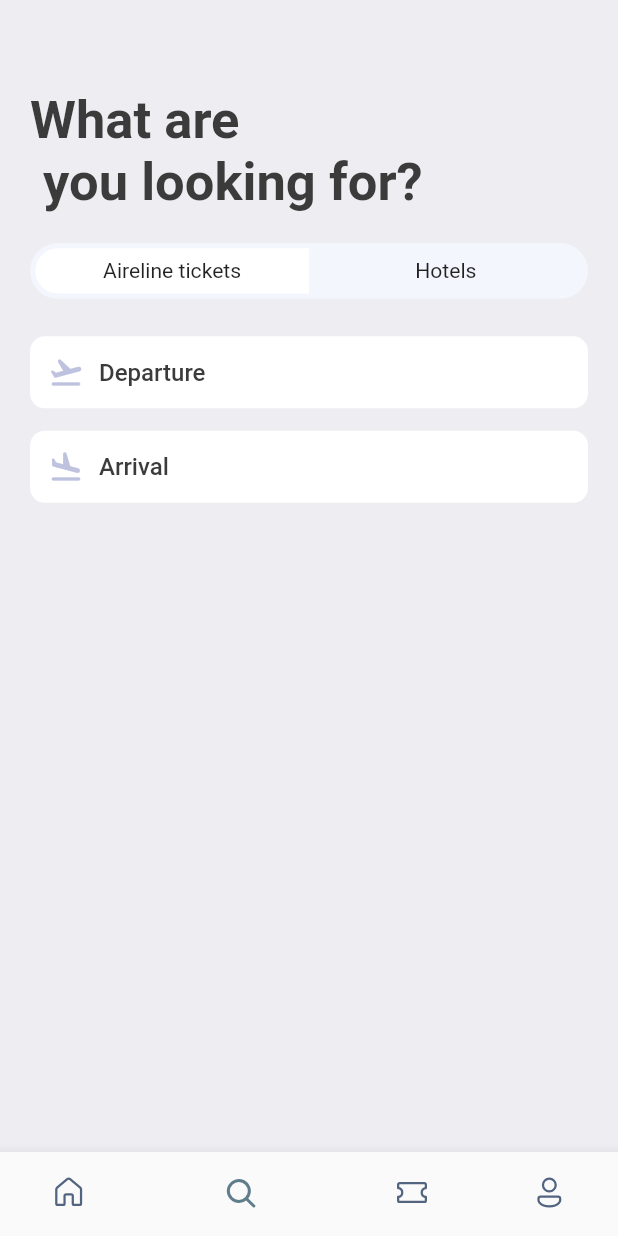
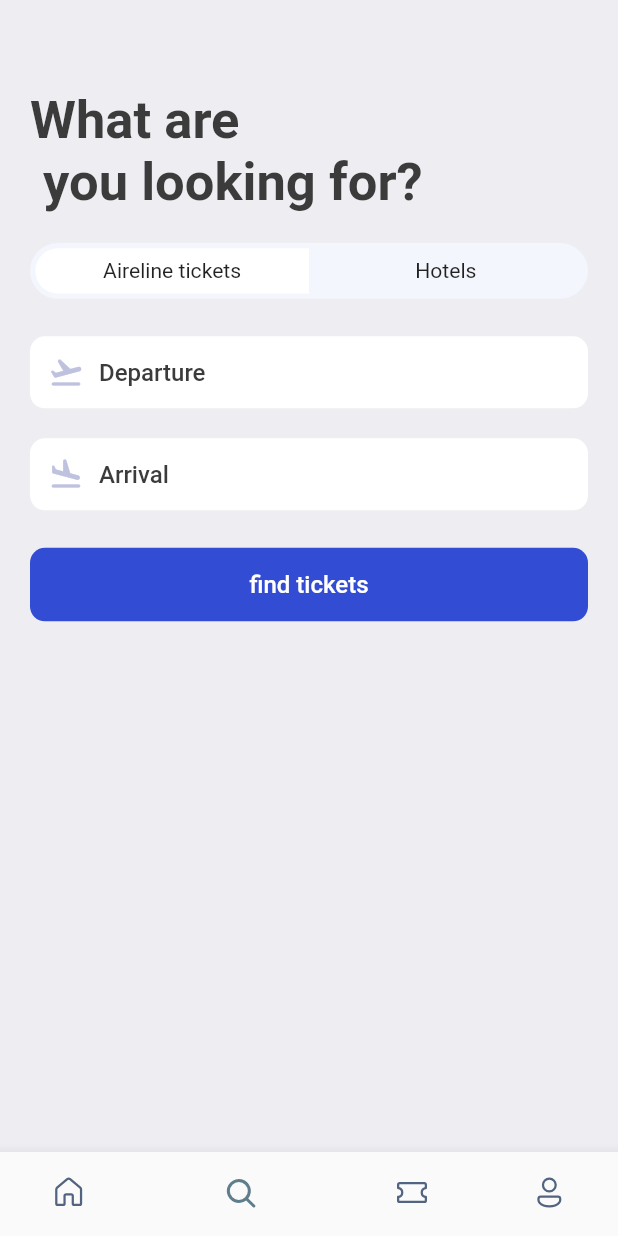
Before and after one commit to Linabousbih/TravelApp, a Flutter app: the screen it shows after launch, item 2 of the bottom bar chosen, on a phone screen of 412 x 824 dp. Run offline on Flutter 3.47's test engine with Material 2 defaults, Android fonts, the phone set to English and light mode, and no system bars; our stand-ins replace fluentui_icons, gap, get.

Commit message:
Second page find flights button

```diff
--- a/lib/screens/search_screen.dart
+++ b/lib/screens/search_screen.dart
@@ -77,8 +77,26 @@ class SearchScreen extends StatelessWidget {
             /*************************Second part***********************/
 
             const IconText(icon : Icons.flight_takeoff_rounded, text:"Departure"),
-            Gap(AppLayout.getHeight(15)),
+            Gap(AppLayout.getHeight(20)),
             const IconText(icon : Icons.flight_land_rounded, text:"Arrival"),
+
+
+            /*************************Third part***********************/
+            Gap(AppLayout.getHeight(25)),
+
+            Container(
+      padding: EdgeInsets.symmetric(
+          vertical: AppLayout.getHeight(15),
+          horizontal: AppLayout.getHeight(15)),
+      decoration: BoxDecoration(
+          color: Color(0xD91130CE),
+          borderRadius: BorderRadius.circular(AppLayout.getWidth(10))),
+      child: Center(
+        child: Text("find tickets",
+          style: Styles.textStyle.copyWith(color: Colors.white),
+        ),
+      ),
+    )
           ]),
     );
   }
```
